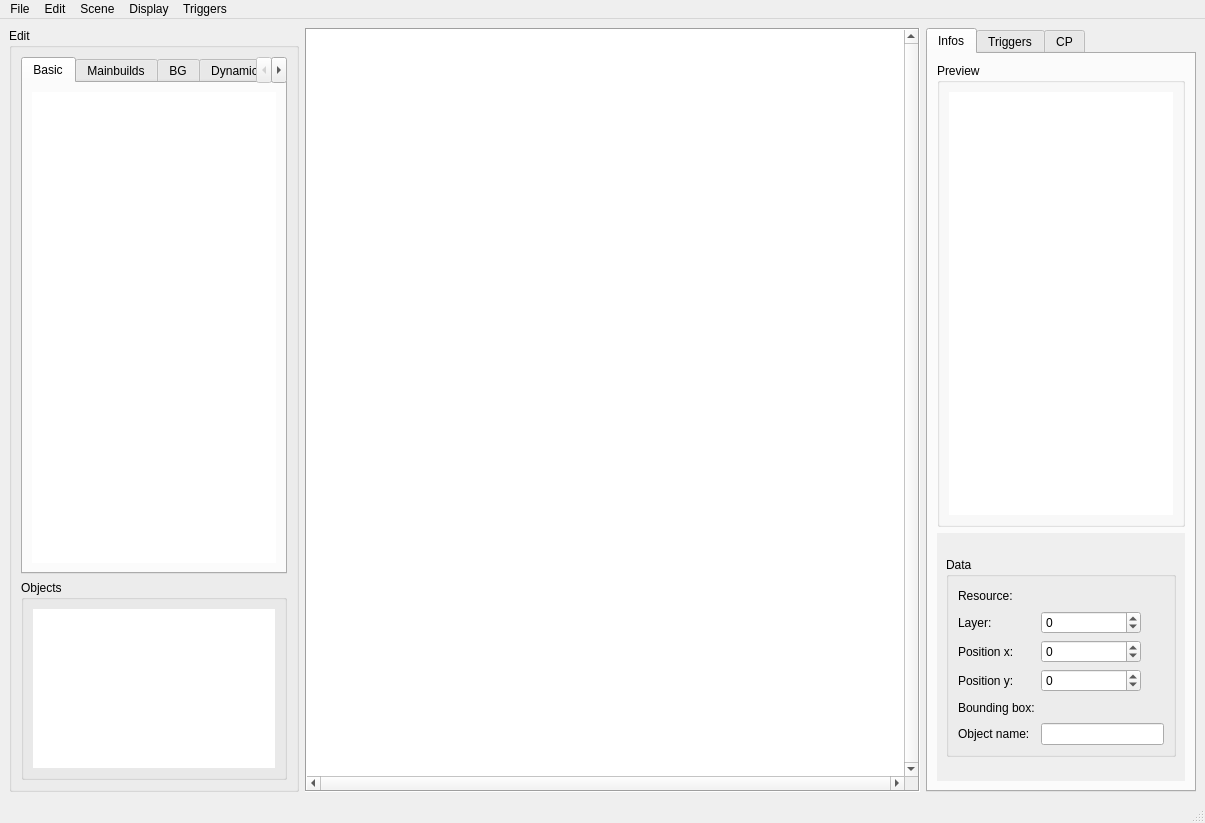
zalt00/Game2, file qt_templates/mapeditor_mwin.ui: the form before one commit.
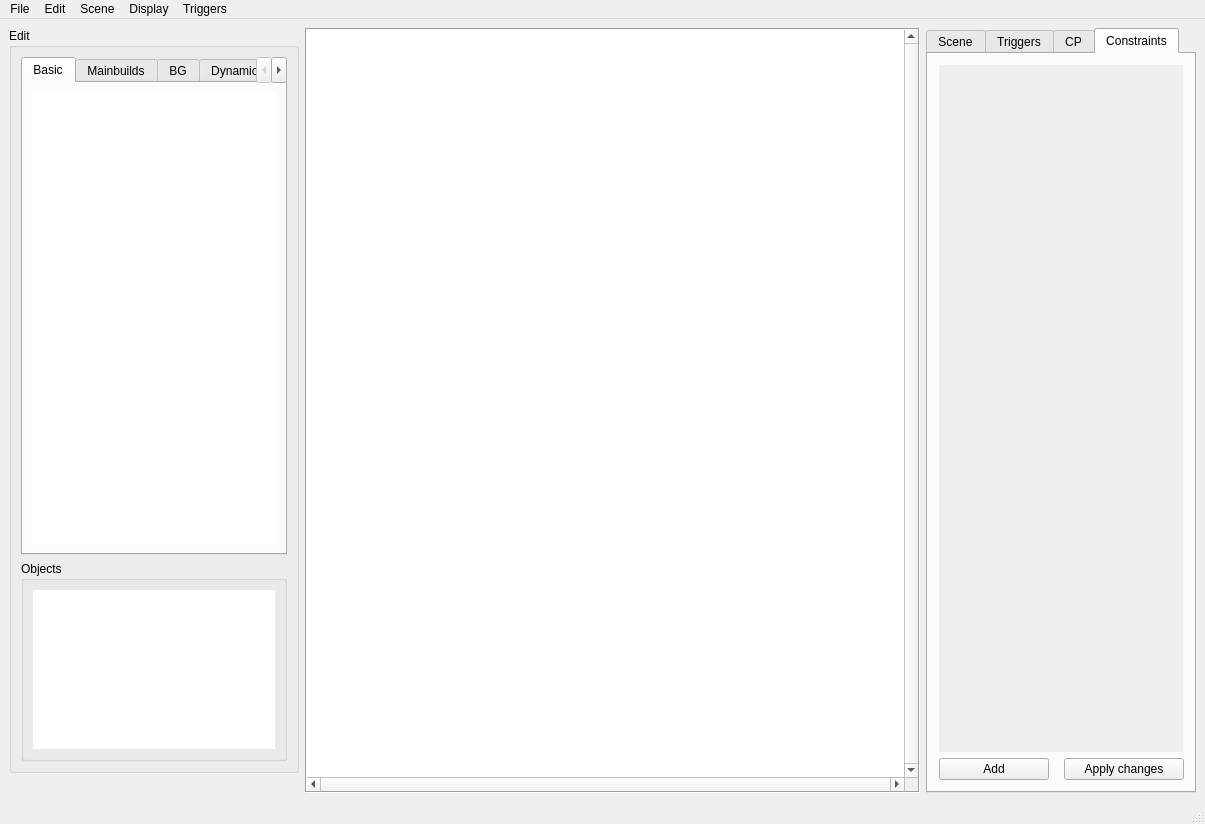
The form after the commit. The open tabs and pages were chosen to show the change.

Diff of the .ui file:
```diff
--- a/qt_templates/mapeditor_mwin.ui
+++ b/qt_templates/mapeditor_mwin.ui
@@ -10,7 +10,7 @@
     <x>0</x>
     <y>0</y>
     <width>1205</width>
-    <height>823</height>
+    <height>824</height>
    </rect>
   </property>
   <property name="windowTitle">
@@ -20,8 +20,39 @@
    <bool>false</bool>
   </property>
   <widget class="QWidget" name="centralwidget">
-   <layout class="QHBoxLayout" name="horizontalLayout_2">
-    <item>
+   <layout class="QGridLayout" name="gridLayout_6">
+    <item row="1" column="1">
+     <widget class="QLabel" name="position_label">
+      <property name="text">
+       <string/>
+      </property>
+     </widget>
+    </item>
+    <item row="0" column="2" rowspan="2">
+     <widget class="QGraphicsView" name="graphics_view">
+      <property name="frameShape">
+       <enum>QFrame::Box</enum>
+      </property>
+      <property name="verticalScrollBarPolicy">
+       <enum>Qt::ScrollBarAlwaysOn</enum>
+      </property>
+      <property name="horizontalScrollBarPolicy">
+       <enum>Qt::ScrollBarAlwaysOn</enum>
+      </property>
+      <property name="sceneRect">
+       <rectf>
+        <x>0.000000000000000</x>
+        <y>0.000000000000000</y>
+        <width>0.000000000000000</width>
+        <height>0.000000000000000</height>
+       </rectf>
+      </property>
+      <property name="alignment">
+       <set>Qt::AlignBottom|Qt::AlignHCenter</set>
+      </property>
+     </widget>
+    </item>
+    <item row="0" column="1">
      <widget class="QGroupBox" name="groupBox">
       <property name="minimumSize">
        <size>
@@ -387,31 +418,7 @@
       </layout>
      </widget>
     </item>
-    <item>
-     <widget class="QGraphicsView" name="graphics_view">
-      <property name="frameShape">
-       <enum>QFrame::Box</enum>
-      </property>
-      <property name="verticalScrollBarPolicy">
-       <enum>Qt::ScrollBarAlwaysOn</enum>
-      </property>
-      <property name="horizontalScrollBarPolicy">
-       <enum>Qt::ScrollBarAlwaysOn</enum>
-      </property>
-      <property name="sceneRect">
-       <rectf>
-        <x>0.000000000000000</x>
-        <y>0.000000000000000</y>
-        <width>0.000000000000000</width>
-        <height>0.000000000000000</height>
-       </rectf>
-      </property>
-      <property name="alignment">
-       <set>Qt::AlignBottom|Qt::AlignHCenter</set>
-      </property>
-     </widget>
-    </item>
-    <item>
+    <item row="0" column="3" rowspan="2">
      <widget class="QTabWidget" name="tabs">
       <property name="sizePolicy">
        <sizepolicy hsizetype="Preferred" vsizetype="Preferred">
@@ -436,7 +443,7 @@
       </property>
       <widget class="QWidget" name="tab">
        <attribute name="title">
-        <string>Infos</string>
+        <string>Scene</string>
        </attribute>
        <layout class="QGridLayout" name="gridLayout_4">
         <item row="1" column="0">
@@ -464,7 +471,7 @@
             <rect>
              <x>0</x>
              <y>0</y>
-             <width>246</width>
+             <width>242</width>
              <height>248</height>
             </rect>
            </property>
@@ -902,6 +909,170 @@
        <attribute name="title">
         <string>CP</string>
        </attribute>
+       <layout class="QGridLayout" name="gridLayout_7">
+        <item row="0" column="0" colspan="4">
+         <widget class="QScrollArea" name="scrollArea_3">
+          <property name="frameShape">
+           <enum>QFrame::NoFrame</enum>
+          </property>
+          <property name="widgetResizable">
+           <bool>true</bool>
+          </property>
+          <property name="alignment">
+           <set>Qt::AlignLeading|Qt::AlignLeft|Qt::AlignTop</set>
+          </property>
+          <widget class="QWidget" name="checkpoint_scroll_area_content">
+           <property name="geometry">
+            <rect>
+             <x>0</x>
+             <y>0</y>
+             <width>242</width>
+             <height>665</height>
+            </rect>
+           </property>
+           <layout class="QVBoxLayout" name="verticalLayout_4">
+            <item>
+             <spacer name="verticalSpacer">
+              <property name="orientation">
+               <enum>Qt::Vertical</enum>
+              </property>
+              <property name="sizeHint" stdset="0">
+               <size>
+                <width>20</width>
+                <height>40</height>
+               </size>
+              </property>
+             </spacer>
+            </item>
+           </layout>
+          </widget>
+         </widget>
+        </item>
+        <item row="1" column="0" colspan="2">
+         <widget class="QPushButton" name="add_checkpoint_button">
+          <property name="maximumSize">
+           <size>
+            <width>110</width>
+            <height>16777215</height>
+           </size>
+          </property>
+          <property name="text">
+           <string>Add</string>
+          </property>
+         </widget>
+        </item>
+        <item row="1" column="2" colspan="2">
+         <widget class="QPushButton" name="apply_checkpoints_data_button">
+          <property name="minimumSize">
+           <size>
+            <width>120</width>
+            <height>0</height>
+           </size>
+          </property>
+          <property name="maximumSize">
+           <size>
+            <width>120</width>
+            <height>16777215</height>
+           </size>
+          </property>
+          <property name="text">
+           <string>Apply changes</string>
+          </property>
+         </widget>
+        </item>
+       </layout>
+      </widget>
+      <widget class="QWidget" name="cons_tab">
+       <attribute name="title">
+        <string>Constraints</string>
+       </attribute>
+       <layout class="QGridLayout" name="gridLayout_8" columnstretch="0,0,0,0,0,0">
+        <property name="leftMargin">
+         <number>11</number>
+        </property>
+        <property name="topMargin">
+         <number>11</number>
+        </property>
+        <property name="rightMargin">
+         <number>11</number>
+        </property>
+        <property name="bottomMargin">
+         <number>11</number>
+        </property>
+        <item row="1" column="0" colspan="6">
+         <widget class="QScrollArea" name="scrollArea_4">
+          <property name="frameShape">
+           <enum>QFrame::NoFrame</enum>
+          </property>
+          <property name="widgetResizable">
+           <bool>true</bool>
+          </property>
+          <widget class="QWidget" name="constraints_scroll_area_content">
+           <property name="geometry">
+            <rect>
+             <x>0</x>
+             <y>0</y>
+             <width>242</width>
+             <height>665</height>
+            </rect>
+           </property>
+           <layout class="QVBoxLayout" name="verticalLayout_5">
+            <item>
+             <spacer name="verticalSpacer_2">
+              <property name="orientation">
+               <enum>Qt::Vertical</enum>
+              </property>
+              <property name="sizeHint" stdset="0">
+               <size>
+                <width>20</width>
+                <height>639</height>
+               </size>
+              </property>
+             </spacer>
+            </item>
+           </layout>
+          </widget>
+         </widget>
+        </item>
+        <item row="2" column="0">
+         <widget class="QPushButton" name="add_constraint_button">
+          <property name="minimumSize">
+           <size>
+            <width>110</width>
+            <height>0</height>
+           </size>
+          </property>
+          <property name="maximumSize">
+           <size>
+            <width>110</width>
+            <height>16777215</height>
+           </size>
+          </property>
+          <property name="text">
+           <string>Add</string>
+          </property>
+         </widget>
+        </item>
+        <item row="2" column="3">
+         <widget class="QPushButton" name="apply_constraints_data_button">
+          <property name="minimumSize">
+           <size>
+            <width>120</width>
+            <height>0</height>
+           </size>
+          </property>
+          <property name="maximumSize">
+           <size>
+            <width>120</width>
+            <height>16777215</height>
+           </size>
+          </property>
+          <property name="text">
+           <string>Apply changes</string>
+          </property>
+         </widget>
+        </item>
+       </layout>
       </widget>
      </widget>
     </item>
```
Left out of the diff: 86 changed lines with no effect on the pictures.
